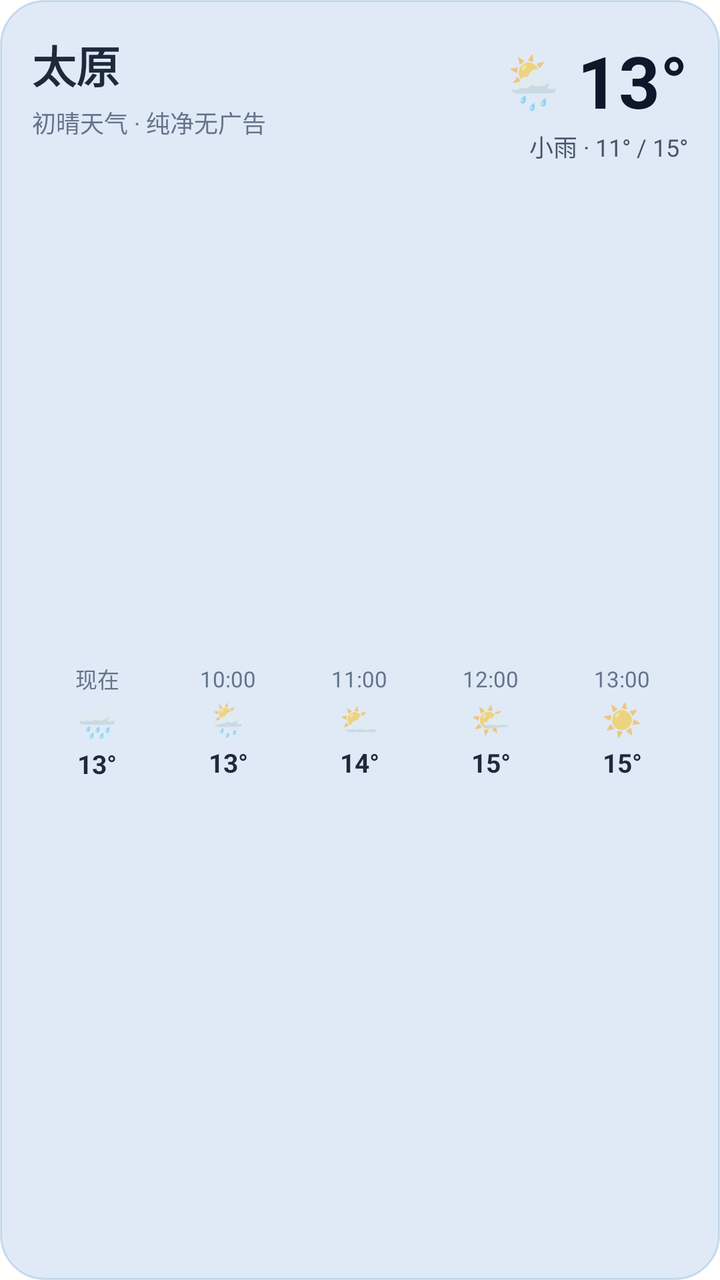
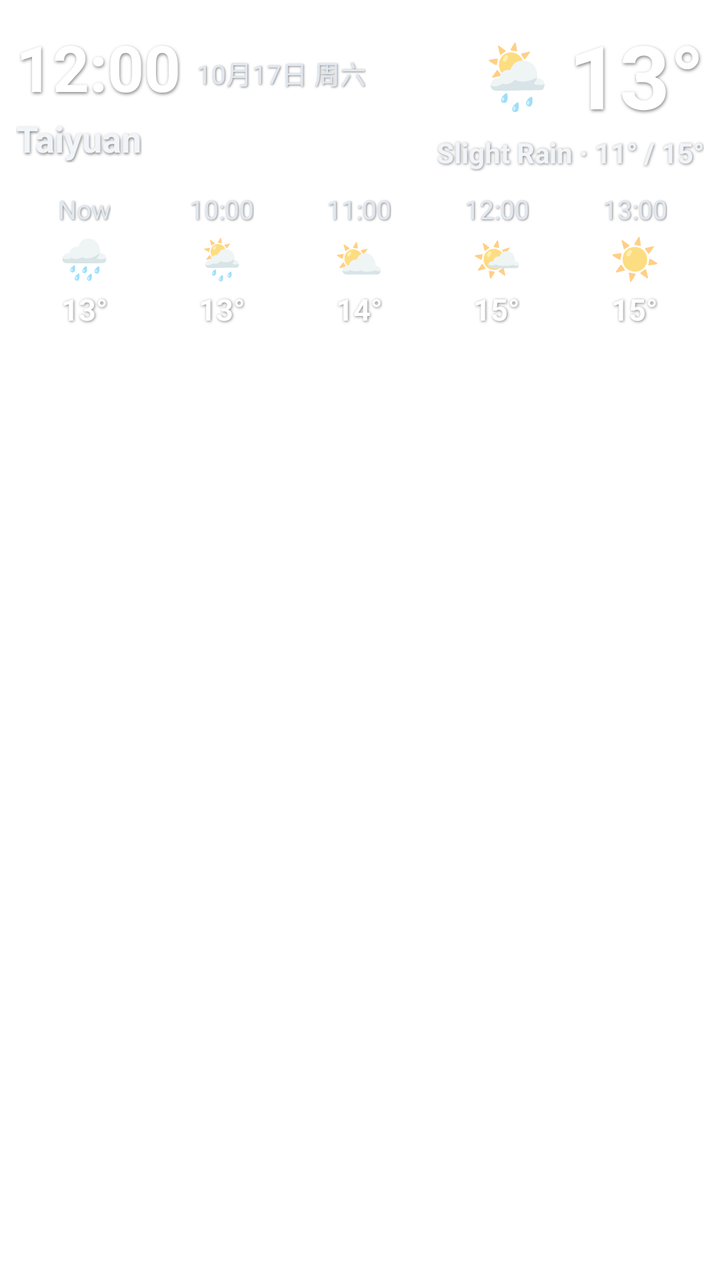

The first picture is an Android layout as it rendered before a commit; the second is the same layout after the commit. The layout source and the unified diff follow.
<!-- AndroidManifest.xml: fallback theme Theme.MaterialComponents.DayNight.NoActionBar -->
<!-- res/layout/widget_4x2.xml -->
<?xml version="1.0" encoding="utf-8"?>
<LinearLayout xmlns:android="http://schemas.android.com/apk/res/android"
    android:id="@+id/widget_4x2_root"
    android:layout_width="match_parent"
    android:layout_height="match_parent"
    android:background="@drawable/widget_bg"
    android:orientation="vertical"
    android:padding="16dp">

    
    <LinearLayout
        android:layout_width="match_parent"
        android:layout_height="wrap_content"
        android:orientation="horizontal">

        <LinearLayout
            android:layout_width="0dp"
            android:layout_height="wrap_content"
            android:layout_weight="1"
            android:orientation="vertical">

            <TextView
                android:id="@+id/widget_4x2_city"
                android:layout_width="wrap_content"
                android:layout_height="wrap_content"
                android:text="太原"
                android:textColor="#1E293B"
                android:textSize="22sp"
                android:textStyle="bold" />

            <TextView
                android:id="@+id/widget_4x2_date"
                android:layout_width="wrap_content"
                android:layout_height="wrap_content"
                android:layout_marginTop="4dp"
                android:text="初晴天气 · 纯净无广告"
                android:textColor="#64748B"
                android:textSize="12sp" />
        </LinearLayout>

        <LinearLayout
            android:layout_width="wrap_content"
            android:layout_height="wrap_content"
            android:gravity="end"
            android:orientation="vertical">

            <LinearLayout
                android:layout_width="wrap_content"
                android:layout_height="wrap_content"
                android:gravity="center_vertical"
                android:orientation="horizontal">

                <TextView
                    android:id="@+id/widget_4x2_icon"
                    android:layout_width="wrap_content"
                    android:layout_height="wrap_content"
                    android:layout_marginEnd="6dp"
                    android:text="🌦️"
                    android:textSize="26sp" />

                <TextView
                    android:id="@+id/widget_4x2_temp"
                    android:layout_width="wrap_content"
                    android:layout_height="wrap_content"
                    android:text="13°"
                    android:textColor="#0F172A"
                    android:textSize="36sp"
                    android:textStyle="bold" />
            </LinearLayout>

            <TextView
                android:id="@+id/widget_4x2_desc"
                android:layout_width="wrap_content"
                android:layout_height="wrap_content"
                android:text="小雨 · 11° / 15°"
                android:textColor="#475569"
                android:textSize="12sp" />
        </LinearLayout>
    </LinearLayout>

    
    <LinearLayout
        android:layout_width="match_parent"
        android:layout_height="0dp"
        android:layout_weight="1"
        android:layout_marginTop="16dp"
        android:gravity="center"
        android:orientation="horizontal">

        <LinearLayout
            android:layout_width="0dp"
            android:layout_height="wrap_content"
            android:layout_weight="1"
            android:gravity="center"
            android:orientation="vertical">
            <TextView
                android:layout_width="wrap_content"
                android:layout_height="wrap_content"
                android:text="现在"
                android:textColor="#64748B"
                android:textSize="11sp" />
            <TextView
                android:layout_width="wrap_content"
                android:layout_height="wrap_content"
                android:layout_marginTop="2dp"
                android:text="🌧️"
                android:textSize="16sp" />
            <TextView
                android:layout_width="wrap_content"
                android:layout_height="wrap_content"
                android:layout_marginTop="2dp"
                android:text="13°"
                android:textColor="#1E293B"
                android:textSize="13sp"
                android:textStyle="bold" />
        </LinearLayout>

        <LinearLayout
            android:layout_width="0dp"
            android:layout_height="wrap_content"
            android:layout_weight="1"
            android:gravity="center"
            android:orientation="vertical">
            <TextView
                android:layout_width="wrap_content"
                android:layout_height="wrap_content"
                android:text="10:00"
                android:textColor="#64748B"
                android:textSize="11sp" />
            <TextView
                android:layout_width="wrap_content"
                android:layout_height="wrap_content"
                android:layout_marginTop="2dp"
                android:text="🌦️"
                android:textSize="16sp" />
            <TextView
                android:layout_width="wrap_content"
                android:layout_height="wrap_content"
                android:layout_marginTop="2dp"
                android:text="13°"
                android:textColor="#1E293B"
                android:textSize="13sp"
                android:textStyle="bold" />
        </LinearLayout>

        <LinearLayout
            android:layout_width="0dp"
            android:layout_height="wrap_content"
            android:layout_weight="1"
            android:gravity="center"
            android:orientation="vertical">
            <TextView
                android:layout_width="wrap_content"
                android:layout_height="wrap_content"
                android:text="11:00"
                android:textColor="#64748B"
                android:textSize="11sp" />
            <TextView
                android:layout_width="wrap_content"
                android:layout_height="wrap_content"
                android:layout_marginTop="2dp"
                android:text="⛅"
                android:textSize="16sp" />
            <TextView
                android:layout_width="wrap_content"
                android:layout_height="wrap_content"
                android:layout_marginTop="2dp"
                android:text="14°"
                android:textColor="#1E293B"
                android:textSize="13sp"
                android:textStyle="bold" />
        </LinearLayout>

        <LinearLayout
            android:layout_width="0dp"
            android:layout_height="wrap_content"
            android:layout_weight="1"
            android:gravity="center"
            android:orientation="vertical">
            <TextView
                android:layout_width="wrap_content"
                android:layout_height="wrap_content"
                android:text="12:00"
                android:textColor="#64748B"
                android:textSize="11sp" />
            <TextView
                android:layout_width="wrap_content"
                android:layout_height="wrap_content"
                android:layout_marginTop="2dp"
                android:text="🌤️"
                android:textSize="16sp" />
            <TextView
                android:layout_width="wrap_content"
                android:layout_height="wrap_content"
                android:layout_marginTop="2dp"
                android:text="15°"
                android:textColor="#1E293B"
                android:textSize="13sp"
                android:textStyle="bold" />
        </LinearLayout>

        <LinearLayout
            android:layout_width="0dp"
            android:layout_height="wrap_content"
            android:layout_weight="1"
            android:gravity="center"
            android:orientation="vertical">
            <TextView
                android:layout_width="wrap_content"
                android:layout_height="wrap_content"
                android:text="13:00"
                android:textColor="#64748B"
                android:textSize="11sp" />
            <TextView
                android:layout_width="wrap_content"
                android:layout_height="wrap_content"
                android:layout_marginTop="2dp"
                android:text="☀️"
                android:textSize="16sp" />
            <TextView
                android:layout_width="wrap_content"
                android:layout_height="wrap_content"
                android:layout_marginTop="2dp"
                android:text="15°"
                android:textColor="#1E293B"
                android:textSize="13sp"
                android:textStyle="bold" />
        </LinearLayout>

    </LinearLayout>

</LinearLayout>
<!-- resources referenced by this layout -->
<resources>
  <!-- drawable widget_bg (drawable) -->
  <?xml version="1.0" encoding="utf-8"?>
  <shape xmlns:android="http://schemas.android.com/apk/res/android"
      android:shape="rectangle">
      <solid android:color="#E6DCE8F5" />
      <corners android:radius="22dp" />
      <stroke android:width="1dp" android:color="#80A0C0E0" />
  </shape>
</resources>

<!-- the commit's change to res/layout/widget_4x2.xml (unified diff, before → after) -->
@@ -2,15 +2,16 @@
 <LinearLayout xmlns:android="http://schemas.android.com/apk/res/android"
     android:id="@+id/widget_4x2_root"
     android:layout_width="match_parent"
-    android:layout_height="match_parent"
+    android:layout_height="wrap_content"
     android:background="@drawable/widget_bg"
     android:orientation="vertical"
-    android:padding="16dp">
+    android:padding="8dp">
 
     
     <LinearLayout
         android:layout_width="match_parent"
         android:layout_height="wrap_content"
+        android:gravity="center_vertical"
         android:orientation="horizontal">
 
         <LinearLayout
@@ -19,23 +20,55 @@
             android:layout_weight="1"
             android:orientation="vertical">
 
+            
+            <LinearLayout
+                android:layout_width="wrap_content"
+                android:layout_height="wrap_content"
+                android:gravity="bottom"
+                android:orientation="horizontal">
+
+                <TextClock
+                    android:id="@+id/widget_4x2_clock"
+                    android:layout_width="wrap_content"
+                    android:layout_height="wrap_content"
+                    android:format12Hour="hh:mm"
+                    android:format24Hour="HH:mm"
+                    android:textColor="#FFFFFF"
+                    android:shadowColor="#80000000"
+                    android:shadowDx="1"
+                    android:shadowDy="2"
+                    android:shadowRadius="4"
+                    android:textSize="32sp"
+                    android:textStyle="bold" />
+
+                <TextView
+                    android:id="@+id/widget_4x2_date"
+                    android:layout_width="wrap_content"
+                    android:layout_height="wrap_content"
+                    android:layout_marginStart="8dp"
+                    android:layout_marginBottom="4dp"
+                    android:text="10月17日 周六"
+                    android:textColor="#E2E8F0"
+                    android:shadowColor="#80000000"
+                    android:shadowDx="1"
+                    android:shadowDy="1"
+                    android:shadowRadius="2"
+                    android:textSize="13sp" />
+            </LinearLayout>
+
             <TextView
                 android:id="@+id/widget_4x2_city"
                 android:layout_width="wrap_content"
                 android:layout_height="wrap_content"
-                android:text="太原"
-                android:textColor="#1E293B"
-                android:textSize="22sp"
-                android:textStyle="bold" />
-
-            <TextView
-                android:id="@+id/widget_4x2_date"
-                android:layout_width="wrap_content"
-                android:layout_height="wrap_content"
-                android:layout_marginTop="4dp"
-                android:text="初晴天气 · 纯净无广告"
-                android:textColor="#64748B"
-                android:textSize="12sp" />
+                android:layout_marginTop="2dp"
+                android:text="Taiyuan"
+                android:textColor="#F1F5F9"
+                android:shadowColor="#80000000"
+                android:shadowDx="1"
+                android:shadowDy="2"
+                android:shadowRadius="3"
+                android:textSize="18sp"
+                android:textStyle="bold" />
         </LinearLayout>
 
         <LinearLayout
@@ -56,15 +89,19 @@
                     android:layout_height="wrap_content"
                     android:layout_marginEnd="6dp"
                     android:text="🌦️"
-                    android:textSize="26sp" />
+                    android:textSize="32sp" />
 
                 <TextView
                     android:id="@+id/widget_4x2_temp"
                     android:layout_width="wrap_content"
                     android:layout_height="wrap_content"
                     android:text="13°"
-                    android:textColor="#0F172A"
-                    android:textSize="36sp"
+                    android:textColor="#FFFFFF"
+                    android:shadowColor="#80000000"
+                    android:shadowDx="1"
+                    android:shadowDy="2"
+                    android:shadowRadius="4"
+                    android:textSize="44sp"
                     android:textStyle="bold" />
             </LinearLayout>
 
@@ -72,18 +109,22 @@
                 android:id="@+id/widget_4x2_desc"
                 android:layout_width="wrap_content"
                 android:layout_height="wrap_content"
-                android:text="小雨 · 11° / 15°"
-                android:textColor="#475569"
-                android:textSize="12sp" />
+                android:text="Slight Rain · 11° / 15°"
+                android:textColor="#F1F5F9"
+                android:shadowColor="#80000000"
+                android:shadowDx="1"
+                android:shadowDy="1"
+                android:shadowRadius="3"
+                android:textSize="14sp"
+                android:textStyle="bold" />
         </LinearLayout>
     </LinearLayout>
 
     
     <LinearLayout
         android:layout_width="match_parent"
-        android:layout_height="0dp"
-        android:layout_weight="1"
-        android:layout_marginTop="16dp"
+        android:layout_height="wrap_content"
+        android:layout_marginTop="10dp"
         android:gravity="center"
         android:orientation="horizontal">
 
@@ -94,24 +135,33 @@
             android:gravity="center"
             android:orientation="vertical">
             <TextView
-                android:layout_width="wrap_content"
-                android:layout_height="wrap_content"
-                android:text="现在"
-                android:textColor="#64748B"
-                android:textSize="11sp" />
+                android:id="@+id/widget_4x2_now"
+                android:layout_width="wrap_content"
+                android:layout_height="wrap_content"
+                android:text="Now"
+                android:textColor="#E2E8F0"
+                android:shadowColor="#80000000"
+                android:shadowDx="1"
+                android:shadowDy="1"
+                android:shadowRadius="2"
+                android:textSize="13sp" />
             <TextView
                 android:layout_width="wrap_content"
                 android:layout_height="wrap_content"
                 android:layout_marginTop="2dp"
                 android:text="🌧️"
-                android:textSize="16sp" />
+                android:textSize="20sp" />
             <TextView
                 android:layout_width="wrap_content"
                 android:layout_height="wrap_content"
                 android:layout_marginTop="2dp"
                 android:text="13°"
-                android:textColor="#1E293B"
-                android:textSize="13sp"
+                android:textColor="#FFFFFF"
+                android:shadowColor="#80000000"
+                android:shadowDx="1"
+                android:shadowDy="1"
+                android:shadowRadius="3"
+                android:textSize="15sp"
                 android:textStyle="bold" />
         </LinearLayout>
 
@@ -125,21 +175,29 @@
                 android:layout_width="wrap_content"
                 android:layout_height="wrap_content"
                 android:text="10:00"
-                android:textColor="#64748B"
-                android:textSize="11sp" />
+                android:textColor="#E2E8F0"
+                android:shadowColor="#80000000"
+                android:shadowDx="1"
+                android:shadowDy="1"
+                android:shadowRadius="2"
+                android:textSize="13sp" />
             <TextView
                 android:layout_width="wrap_content"
                 android:layout_height="wrap_content"
                 android:layout_marginTop="2dp"
                 android:text="🌦️"
-                android:textSize="16sp" />
+                android:textSize="20sp" />
             <TextView
                 android:layout_width="wrap_content"
                 android:layout_height="wrap_content"
                 android:layout_marginTop="2dp"
                 android:text="13°"
-                android:textColor="#1E293B"
-                android:textSize="13sp"
+                android:textColor="#FFFFFF"
+                android:shadowColor="#80000000"
+                android:shadowDx="1"
+                android:shadowDy="1"
+                android:shadowRadius="3"
+                android:textSize="15sp"
                 android:textStyle="bold" />
         </LinearLayout>
 
@@ -153,21 +211,29 @@
                 android:layout_width="wrap_content"
                 android:layout_height="wrap_content"
                 android:text="11:00"
-                android:textColor="#64748B"
-                android:textSize="11sp" />
+                android:textColor="#E2E8F0"
+                android:shadowColor="#80000000"
+                android:shadowDx="1"
+                android:shadowDy="1"
+                android:shadowRadius="2"
+                android:textSize="13sp" />
             <TextView
                 android:layout_width="wrap_content"
                 android:layout_height="wrap_content"
                 android:layout_marginTop="2dp"
                 android:text="⛅"
-                android:textSize="16sp" />
+                android:textSize="20sp" />
             <TextView
                 android:layout_width="wrap_content"
                 android:layout_height="wrap_content"
                 android:layout_marginTop="2dp"
                 android:text="14°"
-                android:textColor="#1E293B"
-                android:textSize="13sp"
+                android:textColor="#FFFFFF"
+                android:shadowColor="#80000000"
+                android:shadowDx="1"
+                android:shadowDy="1"
+                android:shadowRadius="3"
+                android:textSize="15sp"
                 android:textStyle="bold" />
         </LinearLayout>
 
@@ -181,21 +247,29 @@
                 android:layout_width="wrap_content"
                 android:layout_height="wrap_content"
                 android:text="12:00"
-                android:textColor="#64748B"
-                android:textSize="11sp" />
+                android:textColor="#E2E8F0"
+                android:shadowColor="#80000000"
+                android:shadowDx="1"
+                android:shadowDy="1"
+                android:shadowRadius="2"
+                android:textSize="13sp" />
             <TextView
                 android:layout_width="wrap_content"
                 android:layout_height="wrap_content"
                 android:layout_marginTop="2dp"
                 android:text="🌤️"
-                android:textSize="16sp" />
+                android:textSize="20sp" />
             <TextView
                 android:layout_width="wrap_content"
                 android:layout_height="wrap_content"
                 android:layout_marginTop="2dp"
                 android:text="15°"
-                android:textColor="#1E293B"
-                android:textSize="13sp"
+                android:textColor="#FFFFFF"
+                android:shadowColor="#80000000"
+                android:shadowDx="1"
+                android:shadowDy="1"
+                android:shadowRadius="3"
+                android:textSize="15sp"
                 android:textStyle="bold" />
         </LinearLayout>
 
@@ -209,21 +283,29 @@
                 android:layout_width="wrap_content"
                 android:layout_height="wrap_content"
                 android:text="13:00"
-                android:textColor="#64748B"
-                android:textSize="11sp" />
+                android:textColor="#E2E8F0"
+                android:shadowColor="#80000000"
+                android:shadowDx="1"
+                android:shadowDy="1"
+                android:shadowRadius="2"
+                android:textSize="13sp" />
             <TextView
                 android:layout_width="wrap_content"
                 android:layout_height="wrap_content"
                 android:layout_marginTop="2dp"
                 android:text="☀️"
-                android:textSize="16sp" />
+                android:textSize="20sp" />
             <TextView
                 android:layout_width="wrap_content"
                 android:layout_height="wrap_content"
                 android:layout_marginTop="2dp"
                 android:text="15°"
-                android:textColor="#1E293B"
-                android:textSize="13sp"
+                android:textColor="#FFFFFF"
+                android:shadowColor="#80000000"
+                android:shadowDx="1"
+                android:shadowDy="1"
+                android:shadowRadius="3"
+                android:textSize="15sp"
                 android:textStyle="bold" />
         </LinearLayout>
 
<!-- resource entries referenced after the edit -->
@@ -4,9 +4,7 @@
   <?xml version="1.0" encoding="utf-8"?>
   <shape xmlns:android="http://schemas.android.com/apk/res/android"
       android:shape="rectangle">
-      <solid android:color="#E6DCE8F5" />
-      <corners android:radius="22dp" />
-      <stroke android:width="1dp" android:color="#80A0C0E0" />
+      <solid android:color="@android:color/transparent" />
   </shape>
 </resources>
 
